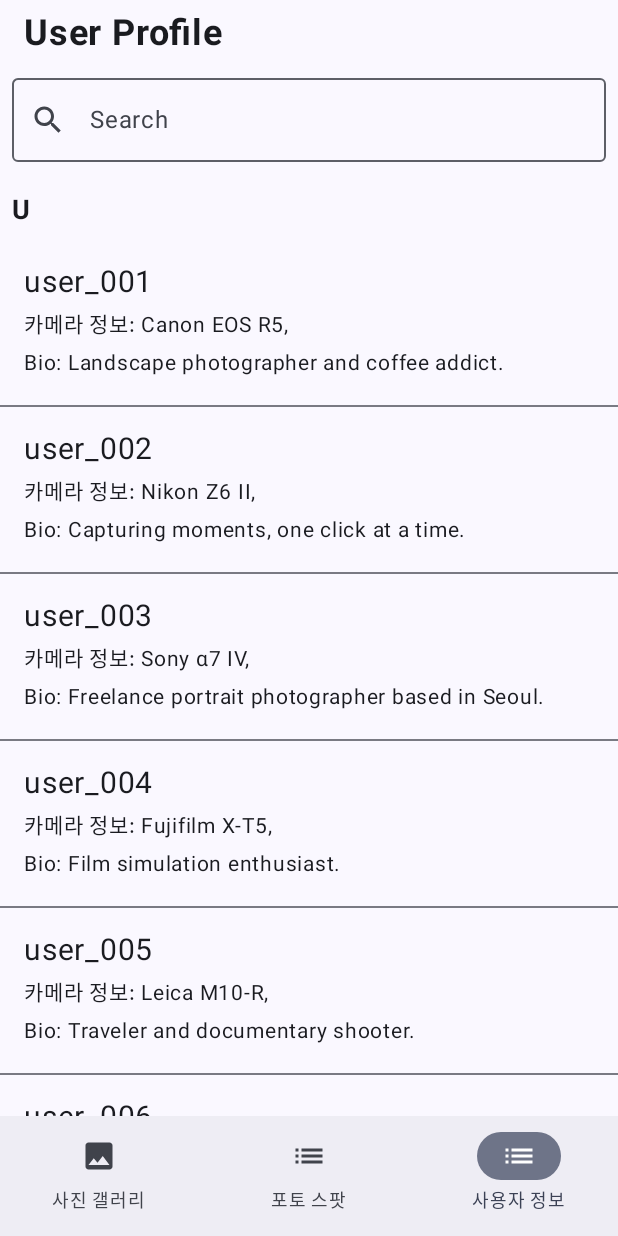
After one commit to Merrychristmasyo/ShutterUp, an Android app built with Jetpack Compose: the ProfileListView screen opened through its navigation route, on a phone screen of 412 x 824 dp. The commit adds this screen. Run offline under Robolectric (Android 15) with nearby library versions, the phone set to English and light mode, and no system bars; our stand-ins replace Dagger/Hilt's generated code, livedata-compose.

Commit message:
20250704 21시50분

```diff
--- a/app/build.gradle.kts
+++ b/app/build.gradle.kts
@@ -60,6 +60,8 @@ dependencies {
     implementation("androidx.appcompat:appcompat:1.6.1")
 
     implementation("androidx.compose.material:material-icons-extended") //이거 navigation bar의 icon때문에 넣었음
+    implementation("androidx.compose.material3:material3:1.2.1") // 버전은 최신으로
+
 
     testImplementation(libs.junit)
     androidTestImplementation(libs.androidx.junit)
--- a/app/src/main/java/com/example/shutterup/MainActivity.kt
+++ b/app/src/main/java/com/example/shutterup/MainActivity.kt
@@ -13,7 +13,7 @@ import dagger.hilt.android.AndroidEntryPoint
 import com.example.shutterup.ui.theme.ShutterUpTheme
 import com.example.shutterup.view.PhotoListView
 import com.example.shutterup.view.PhotoSpotListView
-
+import com.example.shutterup.view.ProfileListView
 import androidx.compose.material3.Scaffold
 import androidx.compose.material3.NavigationBar
 import androidx.compose.material3.NavigationBarItem
@@ -58,6 +58,9 @@ class MainActivity : ComponentActivity() {
                             composable(Screen.PhotoSpotList.route) {
                                 PhotoSpotListView()
                             }
+                            composable(Screen.ProfileList.route) {
+                                ProfileListView()
+                            }
                         }
                     }
                 }
@@ -70,7 +73,8 @@ class MainActivity : ComponentActivity() {
 fun BottomNavigationBar(navController: NavController) {
     val screens = listOf(
         Screen.PhotoList,
-        Screen.PhotoSpotList
+        Screen.PhotoSpotList,
+        Screen.ProfileList
     )
 
     val navBackStackEntry by navController.currentBackStackEntryAsState()
--- /dev/null
+++ b/app/src/main/java/com/example/shutterup/model/Profile.kt
@@ -0,0 +1,10 @@
+package com.example.shutterup.model
+
+import kotlinx.serialization.Serializable
+
+@Serializable
+data class Profile (
+    val userId: String,
+    val camera: String,
+    val bio: String
+)
--- a/app/src/main/java/com/example/shutterup/navigation/Screen.kt
+++ b/app/src/main/java/com/example/shutterup/navigation/Screen.kt
@@ -8,4 +8,5 @@ import androidx.compose.ui.graphics.vector.ImageVector
 sealed class Screen(val route: String, val title: String, val icon: ImageVector) {
     object PhotoList : Screen("photo_list", "사진 갤러리", Icons.Default.Photo)
     object PhotoSpotList : Screen("photo_spot_list", "포토 스팟", Icons.Default.List)
+    object ProfileList : Screen("profile_list", "사용자 정보", Icons.Default.List)
 }
--- /dev/null
+++ b/app/src/main/java/com/example/shutterup/view/ProfileListView.kt
@@ -0,0 +1,150 @@
+package com.example.shutterup.view
+
+import androidx.compose.foundation.background
+import androidx.compose.foundation.layout.Box
+import androidx.compose.foundation.layout.fillMaxSize
+import androidx.compose.foundation.layout.padding
+import androidx.compose.foundation.lazy.LazyColumn
+import androidx.compose.foundation.lazy.items
+import androidx.compose.material3.CircularProgressIndicator
+import androidx.compose.material3.Text
+import androidx.compose.runtime.Composable
+import androidx.compose.runtime.getValue
+import androidx.compose.runtime.livedata.observeAsState
+import androidx.compose.runtime.mutableStateOf
+import androidx.compose.runtime.remember
+import androidx.compose.runtime.setValue
+import androidx.compose.ui.Alignment
+import androidx.compose.ui.Modifier
+import androidx.compose.ui.unit.dp
+import androidx.compose.ui.unit.sp
+import com.example.shutterup.model.Profile
+import androidx.compose.foundation.clickable
+import androidx.compose.foundation.layout.Column
+import androidx.compose.foundation.layout.fillMaxWidth
+import androidx.compose.foundation.layout.Spacer
+import androidx.compose.foundation.layout.height
+import androidx.compose.material.icons.Icons
+import androidx.compose.material.icons.filled.Search
+import androidx.compose.material3.Divider
+import androidx.compose.material3.OutlinedTextField
+import androidx.compose.ui.text.font.FontWeight
+import androidx.hilt.navigation.compose.hiltViewModel
+import androidx.compose.material3.Icon
+import androidx.compose.material3.MaterialTheme
+import com.example.shutterup.viewmodel.ProfileListViewModel
+
+@Composable
+fun ProfileListView(
+    viewModel: ProfileListViewModel = hiltViewModel()
+) {
+    val profiles by viewModel.profiles.observeAsState(initial = emptyList())
+    val isLoading by viewModel.isLoading.observeAsState(initial = false)
+    val errorMessage by viewModel.errorMessage.observeAsState(initial = null)
+    var searchQuery by remember { mutableStateOf("") }
+
+    Box(
+        modifier = Modifier.fillMaxSize(),
+        contentAlignment = Alignment.Center
+    ) {
+        when {
+            isLoading -> {
+                CircularProgressIndicator()
+                Text("사용자 정보 로딩 중...", modifier = Modifier.padding(top = 16.dp))
+            }
+            errorMessage != null -> {
+                Text(
+                    text = "오류: $errorMessage",
+                    color = androidx.compose.ui.graphics.Color.Red,
+                    fontSize = 18.sp,
+                    modifier = Modifier.padding(16.dp)
+                )
+            }
+            profiles.isEmpty() -> {
+                Text(
+                    text = "사용자 정보가 없습니다.",
+                    fontSize = 18.sp,
+                    modifier = Modifier.padding(16.dp)
+                )
+            }
+            else -> {
+                Column(modifier = Modifier.fillMaxSize()) {
+                    Text(
+                        text = "User Profile", // 여기에 원하는 제목을 입력하세요
+                        fontSize = 24.sp, // 제목 폰트 크기
+                        fontWeight = FontWeight.Bold, // 제목 굵게
+                        modifier = Modifier.padding(horizontal = 16.dp, vertical = 8.dp) // 제목 패딩
+                    )
+                    OutlinedTextField(
+                        value = searchQuery,
+                        onValueChange = { searchQuery = it },
+                        modifier = Modifier
+                            .fillMaxWidth()
+                            .padding(8.dp),
+                        placeholder = { Text("Search") },
+                        leadingIcon = {
+                            Icon(Icons.Default.Search, contentDescription = "검색")
+                        },
+                        singleLine = true
+                    )
+
+                    Spacer(modifier = Modifier.height(4.dp))
+
+// 검색어로 필터링
+                    val filtered = if (searchQuery.isBlank()) {
+                        profiles
+                    } else {
+                        profiles.filter {profile ->
+                            profile.userId.contains(searchQuery, ignoreCase = true)
+                        }
+                    }
+
+// 첫 글자별로 그룹핑 & 정렬
+                    val grouped: Map<Char, List<Profile>> = filtered
+                        .groupBy { profile -> profile.userId.first().uppercaseChar() }
+                        .toSortedMap()
+
+                    LazyColumn(modifier = Modifier.fillMaxSize()) {
+                        grouped.forEach { (initial, listForLetter) ->
+                            stickyHeader {
+                                Text(
+                                    text = initial.toString(),
+                                    modifier = Modifier
+                                        .fillMaxWidth()
+                                        .background(MaterialTheme.colorScheme.background)
+                                        .padding(8.dp),
+                                    fontWeight = FontWeight.Bold,
+                                    fontSize = 18.sp
+                                )
+                            }
+                            items(
+                                items = listForLetter,
+                                key = { profile -> profile.userId }
+                            ) { profile ->
+                                ProfileListItem(profile = profile) { viewModel.onProfileClicked(it) }
+                                Divider()
+                            }
+                        }
+                    }
+
+                }
+            }
+        }
+    }
+}
+
+@Composable
+fun ProfileListItem(profile: Profile, onClick: (Profile) -> Unit) {
+    Column(
+        modifier = Modifier
+            .fillMaxWidth()
+            .clickable { onClick(profile) }
+            .padding(16.dp)
+    ) {
+        Text(text = profile.userId, fontSize = 20.sp)
+        Spacer(modifier = Modifier.height(4.dp)) // 간격 추가
+        Text(text = "카메라 정보: ${profile.camera},", fontSize = 14.sp)
+        Spacer(modifier = Modifier.height(2.dp)) // 간격 추가
+        Text(text = "Bio: ${profile.bio}", fontSize = 14.sp) // <-- PhotoSpot 모델 확인/수정
+    }
+}
--- /dev/null
+++ b/app/src/main/java/com/example/shutterup/viewmodel/ProfileListViewModel.kt
@@ -0,0 +1,58 @@
+package com.example.shutterup.viewmodel
+
+import androidx.lifecycle.LiveData
+import androidx.lifecycle.MutableLiveData
+import androidx.lifecycle.ViewModel
+import androidx.lifecycle.viewModelScope
+import com.example.shutterup.model.Profile
+import com.example.shutterup.repository.ProfileRepository
+import dagger.hilt.android.lifecycle.HiltViewModel
+import kotlinx.coroutines.launch
+import javax.inject.Inject
+
+@HiltViewModel
+class ProfileListViewModel @Inject constructor(
+    private val profileRepository: ProfileRepository
+): ViewModel() {
+    private val _profiles = MutableLiveData<List<Profile>>()
+    val profiles: LiveData<List<Profile>> = _profiles
+
+    private val _isLoading = MutableLiveData<Boolean>(false)
+    val isLoading: LiveData<Boolean> = _isLoading
+
+    private val _errorMessage = MutableLiveData<String?>(null)
+    val errorMessage: LiveData<String?> = _errorMessage
+
+    init {
+        loadProfiles()
+    }
+
+    private fun loadProfiles() {
+        _isLoading.value = true
+        _errorMessage.value = null
+
+        viewModelScope.launch {
+            try {
+                val fetchedProfiles = profileRepository.getProfileList()
+                _profiles.value = fetchedProfiles
+                println("profile: $fetchedProfiles")
+
+            } catch (e: Exception) {
+                _errorMessage.value = "Failed to load photo spots : ${e.message}"
+                _profiles.value = emptyList()
+            } finally {
+                _isLoading.value = false
+            }
+        }
+    }
+
+    fun onProfileClicked(profile: Profile) {
+        // TODO : 상세 페이지로 이동
+        println("Clicked on photo spot: ${profile.userId}")
+    }
+
+    override fun onCleared() {
+        super.onCleared()
+        println("ProfileListViewModel cleared")
+    }
+}
```
Also changed, not shown: app/src/main/assets/profile.json (added, +252 -0 lines), app/src/main/java/com/example/shutterup/repository/ProfileRepository.kt (added, +62 -0 lines).
